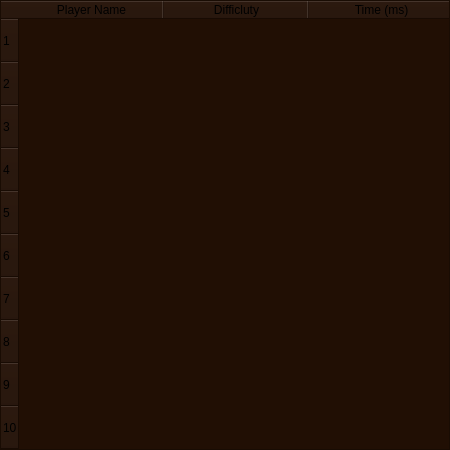
The window that scoreswindow.ui (sargisEg/sudoku_cpp) describes before a commit, drawn with Qt 5.
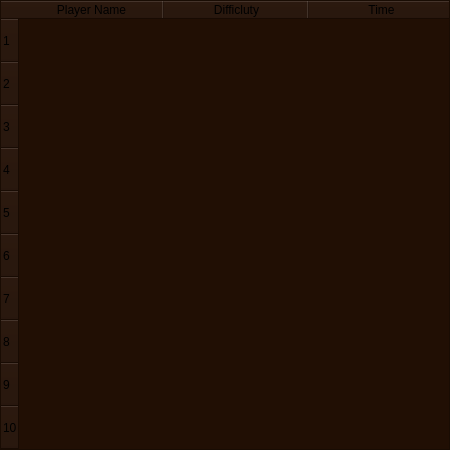
The same window after the commit.

Commit message: changed time format

```diff
--- a/scoreswindow.ui
+++ b/scoreswindow.ui
@@ -128,7 +128,7 @@
    </column>
    <column>
     <property name="text">
-     <string>Time (ms)</string>
+     <string>Time</string>
     </property>
    </column>
   </widget>
```
The commit also changes 5 other files.
